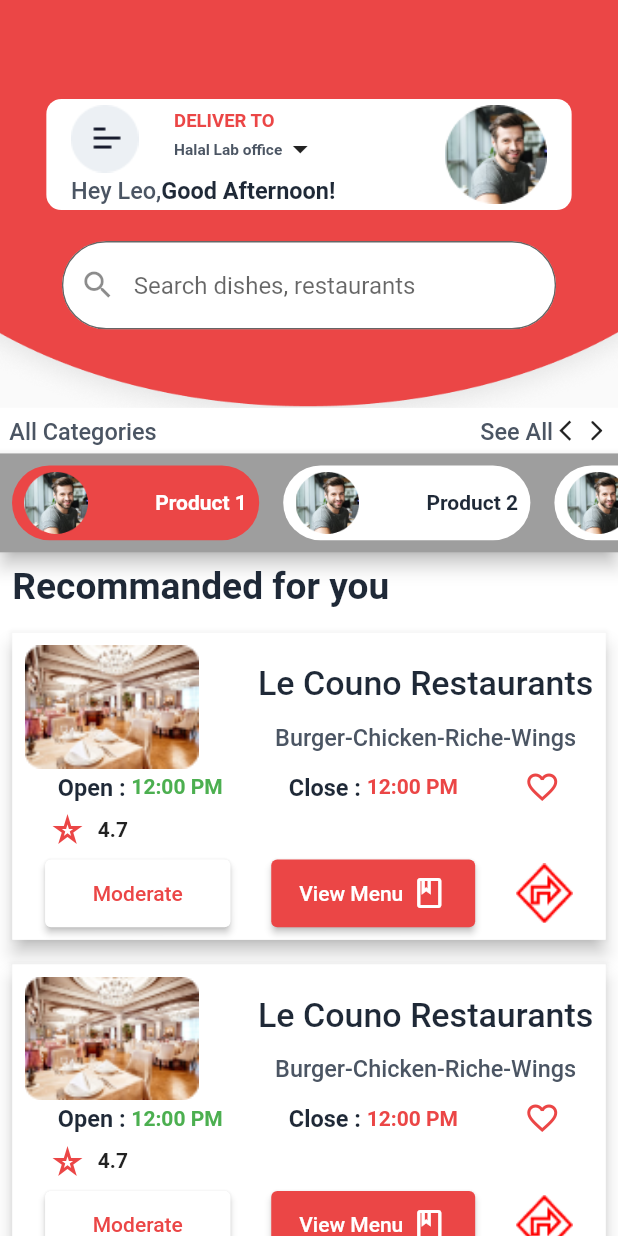
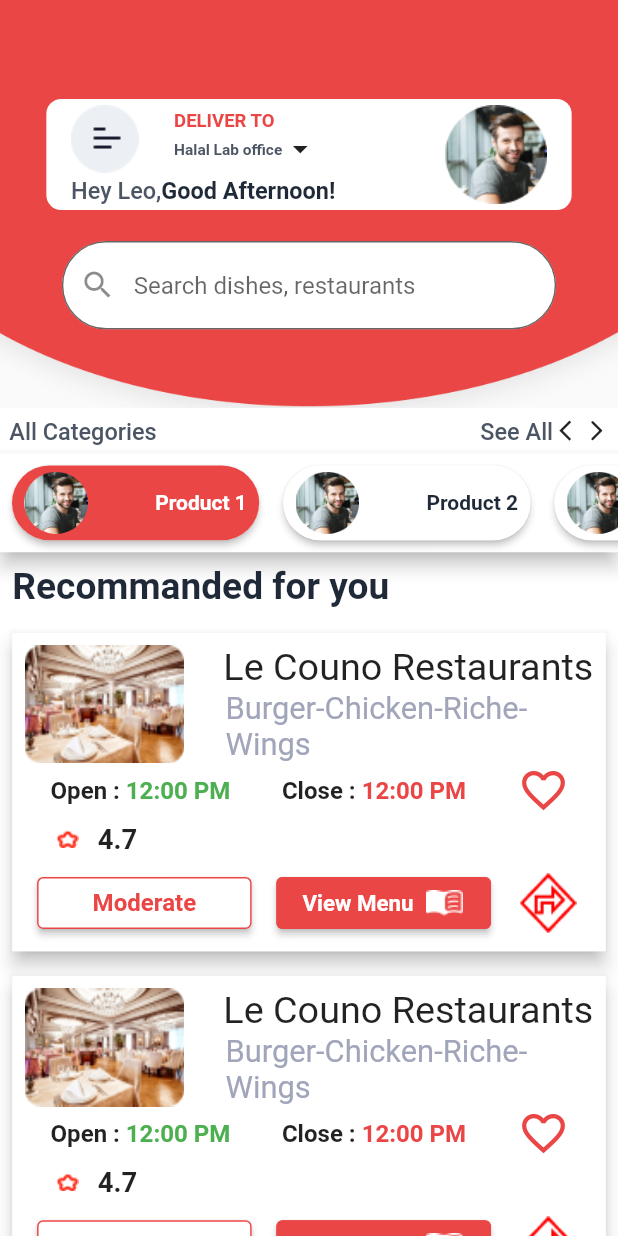
Before and after one commit to mmajid07/Flutter_Food_App_UI, a Flutter app: the mapScreen screen opened directly, after a tap on "Continue", on a phone screen of 412 x 824 dp. Run offline on Flutter 3.47's test engine with Material 2 defaults, Android fonts, the phone set to English and light mode, and no system bars; our stand-ins replace dotted_border, flutter_screenutil.

Commit message:
Fix the UI in different Screen

```diff
--- a/lib/Component/Custem_Text_Field.dart
+++ b/lib/Component/Custem_Text_Field.dart
@@ -23,7 +23,7 @@ class CustomTextField extends StatelessWidget {
 
   @override
   Widget build(BuildContext context) {
-    final double effectiveRadius = radius ?? 8.0; // Use radius or default value
+    final double effectiveRadius = radius ?? 12.0; // Use radius or default value
 
     return Center(
       child: TextField(
@@ -32,10 +32,11 @@ class CustomTextField extends StatelessWidget {
         decoration: InputDecoration(
           suffixIcon: suffix,
           filled: true,
-          fillColor: fillColor,
+          fillColor: Colors.white,
           hintText: hintText,
           prefixIcon: prefixIcon,
           border: OutlineInputBorder(
+            borderSide: BorderSide(color: Color(0xffBEC5D1)),
             borderRadius: BorderRadius.circular(effectiveRadius),
           ),
         ),
--- a/lib/Component/ElevatedBTN_Component.dart
+++ b/lib/Component/ElevatedBTN_Component.dart
@@ -1,4 +1,5 @@
 import 'package:flutter/material.dart';
+import 'package:sol_solution_food_app/Utiles/App_Theme.dart';
 import 'package:sol_solution_food_app/Utiles/ScreenSize.dart';
 
 class ElevatedBTN_Component extends StatelessWidget {
@@ -7,6 +8,7 @@ class ElevatedBTN_Component extends StatelessWidget {
   final TextStyle? textStyle;
   final Color? bgColor;
   final Color? fgColor;
+  final Color? borderSideColor;
 
   const ElevatedBTN_Component({
     Key? key,
@@ -15,6 +17,7 @@ class ElevatedBTN_Component extends StatelessWidget {
     this.textStyle,
     this.bgColor,
     this.fgColor,
+    this.borderSideColor,
   }) : super(key: key);
 
   @override
@@ -27,6 +30,7 @@ class ElevatedBTN_Component extends StatelessWidget {
         style: ElevatedButton.styleFrom(
           backgroundColor: bgColor,
           foregroundColor: fgColor,
+          side: BorderSide(color: AppTheme.primaryColor), // Change border side color to red
         ),
         child: widget,
       ),
--- a/lib/Provider/OnBoardingScreen_Provider.dart
+++ b/lib/Provider/OnBoardingScreen_Provider.dart
@@ -31,7 +31,7 @@ class OnBoardingScreenProvider with ChangeNotifier {
 
   void pageChange(int page) {
     currentPage = page;
-
+    notifyListeners();
   }
 
   List<Widget> buildPageIndicator() {
--- a/lib/Screens/HomeScreen.dart
+++ b/lib/Screens/HomeScreen.dart
@@ -1,6 +1,7 @@
 import 'package:flutter/material.dart';
 import 'package:flutter/src/widgets/container.dart';
 import 'package:flutter/src/widgets/framework.dart';
+import 'package:flutter_screenutil/flutter_screenutil.dart';
 import 'package:provider/provider.dart';
 import 'package:sol_solution_food_app/Component/Custem_Text_Field.dart';
 import 'package:sol_solution_food_app/Component/CustomContainer.dart';
@@ -186,7 +187,7 @@ class _homeScreenState extends State<homeScreen> {
                 ),
                 Material(
                     elevation: 5,
-                    color: AppTheme.lightGrey,
+                    color: AppTheme.white,
                     child: SizedBox(
                       height: ScreenSize.screenHeight(context) * 0.08,
                       child: ListView.builder(
@@ -203,6 +204,9 @@ class _homeScreenState extends State<homeScreen> {
                                       onTap: () {
                                         value.setColor(index);
                                       },
+                                      child: Material(
+                                        elevation: 2,
+                                        borderRadius: BorderRadius.circular(30),
                                         child: CustomContainer(
                                           radius: 50,
                                           color: value.selectedIndex == index
@@ -235,6 +239,7 @@ class _homeScreenState extends State<homeScreen> {
                                                               : AppTheme.black),
                                                 )
                                               ],
+                                            ),
                                           ),
                                         ),
                                       ),
@@ -276,28 +281,26 @@ class _homeScreenState extends State<homeScreen> {
                                         ImageComponent(
                                           image: AppImage.restaurant,
                                           boxFit: BoxFit.fill,
-                                          height:
-                                              ScreenSize.screenHeight(context) *
-                                                  0.1,
+                                          height:66.h,
+                                          width: 93.w,
                                         ),
                                         SizedBox(
-                                          height:
-                                              ScreenSize.screenHeight(context) *
-                                                  0.1,
                                           child: Column(
                                             mainAxisAlignment:
                                             MainAxisAlignment.spaceEvenly,
                                             children: [
                                               Text(
                                                 "Le Couno Restaurants",
-                                                style:
-                                                    AppTheme.lightHeadlineStyle(
-                                                        context),
+                                                style:TextStyle(fontWeight: FontWeight.w400, fontSize: 22.sp),
                                               ),
-                                              Text(
+                                              SizedBox(
+                                                width: 213.w,
+                                                child: Text(
                                                   "Burger-Chicken-Riche-Wings",
-                                                style:
-                                                    AppTheme.bodyStyle(context),
+                                                  style:TextStyle(
+                                                      color: Color(0xffA0A5BA),
+                                                      fontWeight: FontWeight.w400, fontSize: 18.sp),
+                                                ),
                                               ),
                                             ],
                                           ),
@@ -312,13 +315,15 @@ class _homeScreenState extends State<homeScreen> {
                                           children: [
                                             Text(
                                               "Open : ",
-                                              style: AppTheme.goodafternoon(
-                                                  context),
+                                              style:TextStyle(
+
+                                                  fontWeight: FontWeight.w700, fontSize: 14.sp),
                                             ),
                                             Text(
                                               "12:00 PM",
                                               style: TextStyle(
-                                                  fontWeight: FontWeight.bold,
+                                                  fontWeight: FontWeight.w700,
+                                                  fontSize: 14.sp,
                                                   color: Colors.green),
                                             )
                                           ],
@@ -327,20 +332,23 @@ class _homeScreenState extends State<homeScreen> {
                                           children: [
                                             Text(
                                               "Close : ",
-                                              style: AppTheme.goodafternoon(
-                                                  context),
+                                              style:TextStyle(
+
+                                                  fontWeight: FontWeight.w700, fontSize: 14.sp),
                                             ),
                                             Text(
                                               "12:00 PM",
                                               style: TextStyle(
-                                                  fontWeight: FontWeight.bold,
+                                                  fontWeight: FontWeight.w700,
+                                                  fontSize: 14.sp,
                                                   color: AppTheme.primaryColor),
                                             )
                                           ],
                                         ),
-                                        Icon(
-                                          Icons.favorite_outline,
-                                          color: AppTheme.primaryColor,
+                                        SizedBox(
+                                            width: 29.w,
+                                            height: 30.h,
+                                            child:  Icon(Icons.favorite_outline_sharp, size: 30.sp,color: AppTheme.primaryColor,)
                                         )
                                       ],
                                     ),
@@ -356,10 +364,10 @@ class _homeScreenState extends State<homeScreen> {
                                               0.01),
                                       child: Row(
                                         children: [
-                                          Icon(
-                                            Icons.star_border_purple500,
-                                            color: AppTheme.primaryColor,
-                                          ),
+                                          SizedBox(
+                                              width:21.w,
+                                              height: 15.h,
+                                              child: ImageComponent(image: AppImage.ratingStar)),
                                           SizedBox(
                                             width: ScreenSize.screenWidth(
                                                 context) *
@@ -368,7 +376,8 @@ class _homeScreenState extends State<homeScreen> {
                                           Text(
                                             "4.7",
                                             style: TextStyle(
-                                              fontWeight: FontWeight.bold,
+                                              fontSize: 16.sp,
+                                              fontWeight: FontWeight.w700,
                                             ),
                                           )
                                         ],
@@ -380,11 +389,8 @@ class _homeScreenState extends State<homeScreen> {
                                       children: [
                                         SizedBox(
                                           height:
-                                              ScreenSize.screenHeight(context) *
-                                                  0.055,
-                                          width:
-                                              ScreenSize.screenWidth(context) *
-                                                  0.3,
+                                          29.h,
+                                          width:125.w,
                                           child: ElevatedBTN_Component(
                                             onPressed: () {
                                               Navigator.push(
@@ -393,36 +399,37 @@ class _homeScreenState extends State<homeScreen> {
                                                       builder: (context) =>
                                                           RestaurantMenuModerate()));
                                             },
-                                            widget: Text("Moderate"),
+                                            widget: Text("Moderate", style: TextStyle(fontSize: 14.sp, fontWeight: FontWeight.w700),),
                                             bgColor: AppTheme.white,
                                             fgColor: AppTheme.primaryColor,
                                           ),
                                         ),
                                         SizedBox(
                                           height:
-                                              ScreenSize.screenHeight(context) *
-                                                  0.055,
-                                          width:
-                                              ScreenSize.screenWidth(context) *
-                                                  0.33,
+                                          29.h,
+                                          width:125.w,
                                           child: ElevatedBTN_Component(
                                             onPressed: () {},
                                             widget: Row(
                                               mainAxisAlignment:
                                               MainAxisAlignment.spaceAround,
                                               children: [
-                                                Text("View Menu"),
-                                                Icon(
-                                                  Icons.book_outlined,
-                                                  color: AppTheme.white,
-                                                )
+                                                Text("View Menu", style: TextStyle(fontSize: 13.sp, fontWeight: FontWeight.w700),),
+                                                SizedBox(width: 1.w,),
+                                                SizedBox(
+                                                    height: 16.h,
+                                                    width: 24.w,
+                                                    child: ImageComponent(image: AppImage.bookIcon))
                                               ],
                                             ),
                                             bgColor: AppTheme.primaryColor,
                                             fgColor: AppTheme.white,
                                           ),
                                         ),
-                                        ImageComponent(image: AppImage.arrowBTN)
+                                        SizedBox(
+                                            width: 38.w,
+                                            height: 40.h,
+                                            child: ImageComponent(image: AppImage.arrowBTN))
                                       ],
                                     )
                                   ],
--- a/lib/Screens/Login_SignUp_Screen.dart
+++ b/lib/Screens/Login_SignUp_Screen.dart
@@ -1,4 +1,5 @@
 import 'package:flutter/material.dart';
+import 'package:flutter_screenutil/flutter_screenutil.dart';
 import 'package:provider/provider.dart';
 import 'package:sol_solution_food_app/Component/Custem_Text_Field.dart';
 import 'package:sol_solution_food_app/Component/ElevatedBTN_Component.dart';
@@ -264,6 +265,7 @@ class _LoginSignUpScreenState extends State<LoginSignUpScreen> {
                                           onPressed: () {},
                                           widget: Text(AppStrings.register),
                                           bgColor: AppTheme.primaryColor,
+                                          fgColor: AppTheme.white,
                                         ),
                                         ElevatedBTN_Component(
                                           onPressed: () {},
@@ -284,7 +286,7 @@ class _LoginSignUpScreenState extends State<LoginSignUpScreen> {
                                               Text(AppStrings.signInWithGoogle),
                                             ],
                                           ),
-                                          bgColor: AppTheme.lightGrey,
+                                          bgColor: Color(0xffF4F4F4),
                                           fgColor: AppTheme.black,
                                         )
                                       ],
@@ -366,9 +368,12 @@ class _LoginSignUpScreenState extends State<LoginSignUpScreen> {
                                               child: TextComponent(
                                                   text:
                                                       AppStrings.forgotPassword,
-                                                  textStyle:
-                                                      AppTheme.buttonStyle(
-                                                          context)),
+                                                  textStyle:TextStyle(
+                                                    fontWeight: FontWeight.w600,
+                                                    fontSize: 12.sp,
+                                                    color: AppTheme.primaryColor
+                                                  )
+                                                       ),
                                             )),
                                         ElevatedBTN_Component(
                                           onPressed: () {
@@ -380,6 +385,7 @@ class _LoginSignUpScreenState extends State<LoginSignUpScreen> {
                                           },
                                           widget: Text(AppStrings.login),
                                           bgColor: AppTheme.primaryColor,
+                                          fgColor: AppTheme.white,
                                         ),
                                         ElevatedBTN_Component(
                                           onPressed: () {},
@@ -400,7 +406,7 @@ class _LoginSignUpScreenState extends State<LoginSignUpScreen> {
                                               Text(AppStrings.signInWithGoogle),
                                             ],
                                           ),
-                                          bgColor: AppTheme.lightGrey,
+                                          bgColor: Color(0xffF4F4F4),
                                           fgColor: AppTheme.black,
                                         )
                                       ],
--- a/lib/Screens/MapLocationScreen.dart
+++ b/lib/Screens/MapLocationScreen.dart
@@ -1,6 +1,7 @@
 import 'package:flutter/material.dart';
 import 'package:flutter/src/widgets/container.dart';
 import 'package:flutter/src/widgets/framework.dart';
+import 'package:flutter_screenutil/flutter_screenutil.dart';
 import 'package:sol_solution_food_app/Component/Custem_Text_Field.dart';
 import 'package:sol_solution_food_app/Component/ElevatedBTN_Component.dart';
 import 'package:sol_solution_food_app/Component/Image_Component.dart';
@@ -96,7 +97,11 @@ class _MapLocationScreenState extends State<MapLocationScreen> {
                           ),
                           Text(
                             "Burger - Chicken - Riche - Wings",
-                            style: AppTheme.bodyStyle(context),
+                            style: TextStyle(
+                                color: Color(0xff808080),
+                              fontSize: 14.sp,
+                              fontWeight: FontWeight.w400
+                            ),
                           ),
                           Row(
                             children: [
@@ -152,8 +157,8 @@ class _MapLocationScreenState extends State<MapLocationScreen> {
                       mainAxisAlignment: MainAxisAlignment.start,
                       children: [
                         SizedBox(
-                          width: ScreenSize.screenWidth(context) * 0.22,
-                          height: ScreenSize.screenHeight(context) * 0.033,
+                          width: 98.w,
+                          height: 33.h,
                           child: ClipRRect(
                             borderRadius: BorderRadius.circular(
                                 ScreenSize.screenWidth(context) * 0.025),
@@ -172,16 +177,14 @@ class _MapLocationScreenState extends State<MapLocationScreen> {
                                     Text(
                                       "View Menu",
                                       style: TextStyle(
-                                          fontSize:
-                                              ScreenSize.screenHeight(context) *
-                                                  0.01,
+                                          fontSize:10.sp,
+                                          fontWeight: FontWeight.w400,
                                           color: AppTheme.white),
                                     ),
-                                    Icon(
-                                      Icons.book,
-                                      size: ScreenSize.screenHeight(context) *
-                                          0.015,
-                                    ),
+                                    ImageComponent(
+                                        height: 21.h,
+                                        width: 24.w,
+                                        image: AppImage.bookIcon)
                                   ],
                                 )),
                           ),
@@ -194,7 +197,8 @@ class _MapLocationScreenState extends State<MapLocationScreen> {
                             style: TextStyle(
                                 fontSize:
                                     ScreenSize.screenHeight(context) * 0.018,
-                                color: AppTheme.secandryColor),
+                                fontWeight: FontWeight.bold,
+                                color: Color(0xff808080)),
                           ),
                         ),
                       ],
--- a/lib/Screens/MapScreen.dart
+++ b/lib/Screens/MapScreen.dart
@@ -21,7 +21,8 @@ class _mapScreenState extends State<mapScreen> {
   @override
   Widget build(BuildContext context) {
     return Scaffold(
-      body: Container(
+      body: SafeArea(
+        child: Container(
           decoration: BoxDecoration(
             image: DecorationImage(
               fit: BoxFit.fill,
@@ -33,18 +34,22 @@ class _mapScreenState extends State<mapScreen> {
             children: [
               Padding(
                 padding:
-                  EdgeInsets.only(top: ScreenSize.screenHeight(context) * 0.06),
+                    EdgeInsets.all(ScreenSize.screenHeight(context) * 0.02),
                 child: CustomTextField(
                   prefixIcon: Icon(
                     Icons.search,
                     color: AppTheme.black,
                     size: ScreenSize.screenHeight(context) * 0.04,
                   ),
-                suffix: Icon(
-                  Icons.circle,
-                  color: AppTheme.lightGrey,
-                  size: ScreenSize.screenHeight(context) * 0.03,
+                  suffix: Padding(
+                    padding: const EdgeInsets.all(8.0),
+                    child: CircleAvatar(backgroundImage: AssetImage(AppImage.homeMan),),
                   ),
+                  // suffix: Icon(
+                  //   Icons.circle,
+                  //   color: AppTheme.lightGrey,
+                  //   size: ScreenSize.screenHeight(context) * 0.03,
+                  // ),
                   controller: searchController,
                   fillColor: AppTheme.white,
                   hintText: AppStrings.searchHint,
@@ -66,6 +71,7 @@ class _mapScreenState extends State<mapScreen> {
             ],
           ),
         ),
+      ),
     );
   }
 }
--- a/lib/Screens/Restaurant_Menu_Moderate.dart
+++ b/lib/Screens/Restaurant_Menu_Moderate.dart
@@ -177,6 +177,8 @@ class _RestaurantMenuModerateState extends State<RestaurantMenuModerate> {
                                       builder: (context) =>
                                           MapLocationScreen()));
                             },
+                            fgColor: AppTheme.white,
+                            bgColor: AppTheme.primaryColor,
                             widget: Text("Moderate")),
                       ),
                       GestureDetector(
--- a/lib/Utiles/App_Theme.dart
+++ b/lib/Utiles/App_Theme.dart
@@ -10,6 +10,9 @@ class AppTheme {
   static const Color welcomeInrto = Color(0xffEB4646);
   static const Color lightGrey = Color.fromARGB(255, 158, 158, 158);
   static const Color starColor = Color(0xffEB7B2C);
+  static const Color lableColor = Color(0xff9CA3AF);
+
+
 
   // // Handle Font here
   // static const double headlineFontSize = 24.0;
@@ -36,7 +39,7 @@ class AppTheme {
     final titleStyle = TextStyle(
         fontSize: ScreenSize.screenWidth(context) * 0.04,
         fontWeight: FontWeight.w600,
-        color: secandryColor);
+        color: lableColor);
     return titleStyle;
   }
 
```
Lines whose indentation alone changed are shown as unchanged.
